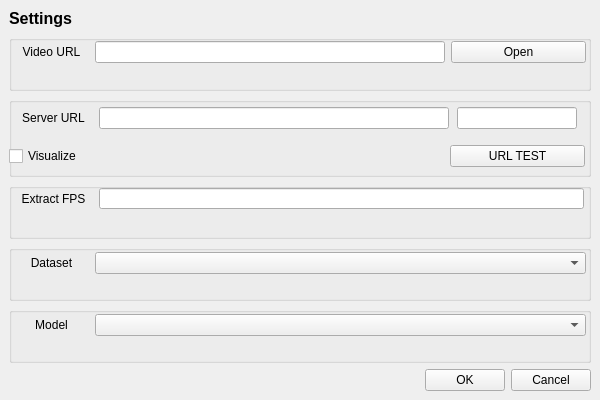
This is UI/SettingsWindow.ui in lsy0882/edge-analysis-module_lsy_lab as Qt 5 draws it before an edit. The edited form follows.
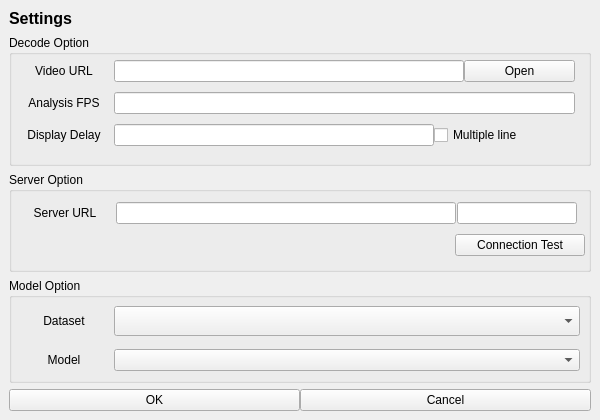
This is the edited form.

Commit message: Add attributes of settings option

Patch:
```diff
--- a/UI/SettingsWindow.ui
+++ b/UI/SettingsWindow.ui
@@ -7,19 +7,19 @@
     <x>0</x>
     <y>0</y>
     <width>600</width>
-    <height>400</height>
+    <height>420</height>
    </rect>
   </property>
   <property name="minimumSize">
    <size>
     <width>600</width>
-    <height>400</height>
+    <height>420</height>
    </size>
   </property>
   <property name="maximumSize">
    <size>
     <width>600</width>
-    <height>400</height>
+    <height>420</height>
    </size>
   </property>
   <property name="windowTitle">
@@ -29,46 +29,34 @@
    <property name="minimumSize">
     <size>
      <width>600</width>
-     <height>400</height>
+     <height>420</height>
     </size>
    </property>
    <property name="maximumSize">
     <size>
      <width>600</width>
-     <height>400</height>
+     <height>420</height>
     </size>
    </property>
    <layout class="QGridLayout" name="grid_layout">
-    <item row="8" column="0">
-     <layout class="QHBoxLayout" name="horizontal_layout_button">
-      <item>
-       <spacer name="horizontalSpacer">
-        <property name="orientation">
-         <enum>Qt::Horizontal</enum>
-        </property>
-        <property name="sizeHint" stdset="0">
-         <size>
-          <width>40</width>
-          <height>20</height>
-         </size>
-        </property>
-       </spacer>
-      </item>
-      <item>
-       <widget class="QPushButton" name="button_ok">
-        <property name="text">
-         <string>OK</string>
-        </property>
-       </widget>
-      </item>
-      <item>
-       <widget class="QPushButton" name="button_cancel">
-        <property name="text">
-         <string>Cancel</string>
-        </property>
-       </widget>
-      </item>
-     </layout>
+    <item row="0" column="0">
+     <widget class="QLabel" name="label">
+      <property name="minimumSize">
+       <size>
+        <width>0</width>
+        <height>20</height>
+       </size>
+      </property>
+      <property name="maximumSize">
+       <size>
+        <width>16777215</width>
+        <height>20</height>
+       </size>
+      </property>
+      <property name="text">
+       <string>&lt;html&gt;&lt;head/&gt;&lt;body&gt;&lt;p&gt;&lt;span style=&quot; font-size:12pt; font-weight:600;&quot;&gt;Settings&lt;/span&gt;&lt;/p&gt;&lt;/body&gt;&lt;/html&gt;</string>
+      </property>
+     </widget>
     </item>
     <item row="2" column="0">
      <widget class="QGroupBox" name="group_box_server_url">
@@ -81,24 +69,30 @@
       <property name="maximumSize">
        <size>
         <width>16777215</width>
-        <height>80</height>
+        <height>100</height>
        </size>
       </property>
       <property name="title">
-       <string/>
+       <string>Server Option</string>
       </property>
       <widget class="QWidget" name="verticalLayoutWidget">
        <property name="geometry">
         <rect>
          <x>0</x>
-         <y>0</y>
+         <y>20</y>
          <width>576</width>
-         <height>75</height>
+         <height>71</height>
         </rect>
        </property>
-       <layout class="QVBoxLayout" name="verticalLayout_5">
+       <layout class="QVBoxLayout" name="vertical_layout_server_option">
+        <property name="spacing">
+         <number>0</number>
+        </property>
         <item>
          <layout class="QHBoxLayout" name="horizontal_layout_server_url">
+          <property name="spacing">
+           <number>0</number>
+          </property>
           <property name="leftMargin">
            <number>5</number>
           </property>
@@ -115,13 +109,13 @@
            <widget class="QLabel" name="label_server_url">
             <property name="minimumSize">
              <size>
-              <width>75</width>
+              <width>100</width>
               <height>0</height>
              </size>
             </property>
             <property name="maximumSize">
              <size>
-              <width>75</width>
+              <width>100</width>
               <height>16777215</height>
              </size>
             </property>
@@ -137,13 +131,13 @@
            <widget class="QLineEdit" name="edit_text_server_url">
             <property name="minimumSize">
              <size>
-              <width>240</width>
+              <width>340</width>
               <height>0</height>
              </size>
             </property>
             <property name="maximumSize">
              <size>
-              <width>350</width>
+              <width>325</width>
               <height>16777215</height>
              </size>
             </property>
@@ -153,7 +147,7 @@
            <widget class="QLineEdit" name="edit_text_server_port">
             <property name="minimumSize">
              <size>
-              <width>100</width>
+              <width>80</width>
               <height>0</height>
              </size>
             </property>
@@ -168,30 +162,39 @@
          </layout>
         </item>
         <item>
-         <layout class="QHBoxLayout" name="horizontalLayout_4">
+         <layout class="QHBoxLayout" name="horizontal_layout_server_option">
+          <property name="spacing">
+           <number>0</number>
+          </property>
           <item>
-           <widget class="QCheckBox" name="check_box_analysis_type">
-            <property name="text">
-             <string>Visualize</string>
+           <spacer name="horizontalSpacer">
+            <property name="orientation">
+             <enum>Qt::Horizontal</enum>
             </property>
-           </widget>
+            <property name="sizeHint" stdset="0">
+             <size>
+              <width>40</width>
+              <height>20</height>
+             </size>
+            </property>
+           </spacer>
           </item>
           <item>
            <widget class="QPushButton" name="button_server_url_test">
             <property name="minimumSize">
              <size>
-              <width>135</width>
+              <width>130</width>
               <height>0</height>
              </size>
             </property>
             <property name="maximumSize">
              <size>
-              <width>135</width>
+              <width>130</width>
               <height>16777215</height>
              </size>
             </property>
             <property name="text">
-             <string>URL TEST</string>
+             <string>Connection Test</string>
             </property>
            </widget>
           </item>
@@ -201,265 +204,349 @@
       </widget>
      </widget>
     </item>
-    <item row="4" column="0">
-     <widget class="QGroupBox" name="group_box_fps">
-      <property name="title">
-       <string/>
-      </property>
-      <widget class="QWidget" name="horizontalLayoutWidget_2">
-       <property name="geometry">
-        <rect>
-         <x>0</x>
-         <y>0</y>
-         <width>582</width>
-         <height>31</height>
-        </rect>
-       </property>
-       <layout class="QHBoxLayout" name="horizontal_layout_fps">
-        <property name="leftMargin">
-         <number>5</number>
-        </property>
-        <property name="topMargin">
-         <number>5</number>
-        </property>
-        <property name="rightMargin">
-         <number>5</number>
-        </property>
-        <property name="bottomMargin">
-         <number>5</number>
-        </property>
-        <item>
-         <widget class="QLabel" name="label_fps">
-          <property name="minimumSize">
-           <size>
-            <width>75</width>
-            <height>0</height>
-           </size>
-          </property>
-          <property name="maximumSize">
-           <size>
-            <width>75</width>
-            <height>16777215</height>
-           </size>
-          </property>
-          <property name="text">
-           <string>Extract FPS</string>
-          </property>
-          <property name="alignment">
-           <set>Qt::AlignCenter</set>
-          </property>
-         </widget>
-        </item>
-        <item>
-         <widget class="QLineEdit" name="edit_text_fps">
-          <property name="maximumSize">
-           <size>
-            <width>485</width>
-            <height>16777215</height>
-           </size>
-          </property>
-         </widget>
-        </item>
-       </layout>
-      </widget>
-     </widget>
-    </item>
-    <item row="0" column="0">
-     <widget class="QLabel" name="label">
-      <property name="minimumSize">
-       <size>
-        <width>0</width>
-        <height>20</height>
-       </size>
-      </property>
-      <property name="maximumSize">
-       <size>
-        <width>16777215</width>
-        <height>20</height>
-       </size>
-      </property>
-      <property name="text">
-       <string>&lt;html&gt;&lt;head/&gt;&lt;body&gt;&lt;p&gt;&lt;span style=&quot; font-size:12pt; font-weight:600;&quot;&gt;Settings&lt;/span&gt;&lt;/p&gt;&lt;/body&gt;&lt;/html&gt;</string>
-      </property>
-     </widget>
-    </item>
-    <item row="1" column="0">
-     <widget class="QGroupBox" name="group_box_video_url">
-      <property name="title">
-       <string/>
-      </property>
-      <widget class="QWidget" name="horizontalLayoutWidget">
-       <property name="geometry">
-        <rect>
-         <x>0</x>
-         <y>0</y>
-         <width>582</width>
-         <height>34</height>
-        </rect>
-       </property>
-       <layout class="QHBoxLayout" name="horizontal_layout_video_url">
-        <property name="leftMargin">
-         <number>5</number>
-        </property>
-        <property name="topMargin">
-         <number>5</number>
-        </property>
-        <property name="rightMargin">
-         <number>5</number>
-        </property>
-        <property name="bottomMargin">
-         <number>5</number>
-        </property>
-        <item>
-         <widget class="QLabel" name="label_video_url">
-          <property name="minimumSize">
-           <size>
-            <width>75</width>
-            <height>0</height>
-           </size>
-          </property>
-          <property name="maximumSize">
-           <size>
-            <width>75</width>
-            <height>16777215</height>
-           </size>
-          </property>
-          <property name="text">
-           <string>Video URL</string>
-          </property>
-          <property name="alignment">
-           <set>Qt::AlignCenter</set>
-          </property>
-         </widget>
-        </item>
-        <item>
-         <widget class="QLineEdit" name="edit_text_video_url">
-          <property name="maximumSize">
-           <size>
-            <width>350</width>
-            <height>16777215</height>
-           </size>
-          </property>
-         </widget>
-        </item>
-        <item>
-         <widget class="QPushButton" name="button_open">
-          <property name="text">
-           <string>Open</string>
-          </property>
-         </widget>
-        </item>
-       </layout>
-      </widget>
-     </widget>
-    </item>
-    <item row="5" column="0">
-     <widget class="QGroupBox" name="group_box_dataset">
-      <property name="title">
-       <string/>
-      </property>
-      <widget class="QWidget" name="horizontalLayoutWidget_3">
-       <property name="geometry">
-        <rect>
-         <x>0</x>
-         <y>0</y>
-         <width>582</width>
-         <height>36</height>
-        </rect>
-       </property>
-       <layout class="QHBoxLayout" name="horizontal_layout_dataset">
-        <property name="leftMargin">
-         <number>5</number>
-        </property>
-        <property name="topMargin">
-         <number>5</number>
-        </property>
-        <property name="rightMargin">
-         <number>5</number>
-        </property>
-        <property name="bottomMargin">
-         <number>5</number>
-        </property>
-        <item>
-         <widget class="QLabel" name="label_dataset">
-          <property name="minimumSize">
-           <size>
-            <width>75</width>
-            <height>0</height>
-           </size>
-          </property>
-          <property name="maximumSize">
-           <size>
-            <width>75</width>
-            <height>16777215</height>
-           </size>
-          </property>
-          <property name="text">
-           <string>Dataset</string>
-          </property>
-          <property name="alignment">
-           <set>Qt::AlignCenter</set>
-          </property>
-         </widget>
-        </item>
-        <item>
-         <widget class="QComboBox" name="combo_box_dataset"/>
-        </item>
-       </layout>
-      </widget>
-     </widget>
-    </item>
     <item row="6" column="0">
-     <widget class="QGroupBox" name="group_box_model">
+     <layout class="QHBoxLayout" name="horizontalLayout">
+      <property name="spacing">
+       <number>0</number>
+      </property>
+      <property name="sizeConstraint">
+       <enum>QLayout::SetMinimumSize</enum>
+      </property>
+      <item>
+       <widget class="QPushButton" name="button_ok">
+        <property name="text">
+         <string>OK</string>
+        </property>
+       </widget>
+      </item>
+      <item>
+       <widget class="QPushButton" name="button_cancel">
+        <property name="text">
+         <string>Cancel</string>
+        </property>
+       </widget>
+      </item>
+     </layout>
+    </item>
+    <item row="1" column="0">
+     <widget class="QGroupBox" name="group_box_decode_option">
+      <property name="maximumSize">
+       <size>
+        <width>16777215</width>
+        <height>150</height>
+       </size>
+      </property>
       <property name="title">
-       <string/>
+       <string>Decode Option</string>
       </property>
-      <widget class="QWidget" name="horizontalLayoutWidget_4">
+      <widget class="QWidget" name="verticalLayoutWidget_2">
        <property name="geometry">
         <rect>
          <x>0</x>
-         <y>0</y>
-         <width>582</width>
-         <height>36</height>
+         <y>20</y>
+         <width>571</width>
+         <height>98</height>
         </rect>
        </property>
-       <layout class="QHBoxLayout" name="horizontal_layout_model">
-        <property name="leftMargin">
-         <number>5</number>
+       <layout class="QVBoxLayout" name="vertical_layout_decode_option">
+        <property name="spacing">
+         <number>0</number>
         </property>
-        <property name="topMargin">
-         <number>5</number>
+        <item>
+         <layout class="QHBoxLayout" name="horizontal_layout_video_url">
+          <property name="spacing">
+           <number>-1</number>
+          </property>
+          <property name="leftMargin">
+           <number>5</number>
+          </property>
+          <property name="topMargin">
+           <number>5</number>
+          </property>
+          <property name="rightMargin">
+           <number>5</number>
+          </property>
+          <property name="bottomMargin">
+           <number>5</number>
+          </property>
+          <item>
+           <widget class="QLabel" name="label_video_url">
+            <property name="minimumSize">
+             <size>
+              <width>100</width>
+              <height>0</height>
+             </size>
+            </property>
+            <property name="maximumSize">
+             <size>
+              <width>100</width>
+              <height>16777215</height>
+             </size>
+            </property>
+            <property name="text">
+             <string>Video URL</string>
+            </property>
+            <property name="alignment">
+             <set>Qt::AlignCenter</set>
+            </property>
+           </widget>
+          </item>
+          <item>
+           <widget class="QLineEdit" name="edit_text_video_url">
+            <property name="maximumSize">
+             <size>
+              <width>350</width>
+              <height>16777215</height>
+             </size>
+            </property>
+           </widget>
+          </item>
+          <item>
+           <widget class="QPushButton" name="button_open">
+            <property name="text">
+             <string>Open</string>
+            </property>
+           </widget>
+          </item>
+         </layout>
+        </item>
+        <item>
+         <layout class="QHBoxLayout" name="horizontal_layout_fps">
+          <property name="spacing">
+           <number>-1</number>
+          </property>
+          <property name="leftMargin">
+           <number>5</number>
+          </property>
+          <property name="topMargin">
+           <number>5</number>
+          </property>
+          <property name="rightMargin">
+           <number>5</number>
+          </property>
+          <property name="bottomMargin">
+           <number>5</number>
+          </property>
+          <item>
+           <widget class="QLabel" name="label_fps">
+            <property name="minimumSize">
+             <size>
+              <width>100</width>
+              <height>0</height>
+             </size>
+            </property>
+            <property name="maximumSize">
+             <size>
+              <width>100</width>
+              <height>16777215</height>
+             </size>
+            </property>
+            <property name="text">
+             <string>Analysis FPS</string>
+            </property>
+            <property name="alignment">
+             <set>Qt::AlignCenter</set>
+            </property>
+           </widget>
+          </item>
+          <item>
+           <widget class="QLineEdit" name="edit_text_fps">
+            <property name="maximumSize">
+             <size>
+              <width>485</width>
+              <height>16777215</height>
+             </size>
+            </property>
+           </widget>
+          </item>
+         </layout>
+        </item>
+        <item>
+         <layout class="QHBoxLayout" name="horizontal_layout_display_option">
+          <property name="spacing">
+           <number>-1</number>
+          </property>
+          <property name="leftMargin">
+           <number>5</number>
+          </property>
+          <property name="topMargin">
+           <number>5</number>
+          </property>
+          <property name="rightMargin">
+           <number>5</number>
+          </property>
+          <property name="bottomMargin">
+           <number>5</number>
+          </property>
+          <item>
+           <widget class="QLabel" name="label_display_delay">
+            <property name="minimumSize">
+             <size>
+              <width>100</width>
+              <height>0</height>
+             </size>
+            </property>
+            <property name="maximumSize">
+             <size>
+              <width>100</width>
+              <height>16777215</height>
+             </size>
+            </property>
+            <property name="text">
+             <string>Display Delay</string>
+            </property>
+            <property name="alignment">
+             <set>Qt::AlignCenter</set>
+            </property>
+           </widget>
+          </item>
+          <item>
+           <widget class="QLineEdit" name="edit_text_display_delay">
+            <property name="maximumSize">
+             <size>
+              <width>320</width>
+              <height>16777215</height>
+             </size>
+            </property>
+           </widget>
+          </item>
+          <item>
+           <widget class="QCheckBox" name="check_box_table_row_type">
+            <property name="maximumSize">
+             <size>
+              <width>180</width>
+              <height>16777215</height>
+             </size>
+            </property>
+            <property name="text">
+             <string>Multiple line</string>
+            </property>
+           </widget>
+          </item>
+         </layout>
+        </item>
+       </layout>
+      </widget>
+     </widget>
+    </item>
+    <item row="3" column="0">
+     <widget class="QGroupBox" name="group_box_model_option">
+      <property name="maximumSize">
+       <size>
+        <width>16777215</width>
+        <height>105</height>
+       </size>
+      </property>
+      <property name="title">
+       <string>Model Option</string>
+      </property>
+      <widget class="QWidget" name="verticalLayoutWidget_3">
+       <property name="geometry">
+        <rect>
+         <x>0</x>
+         <y>20</y>
+         <width>576</width>
+         <height>82</height>
+        </rect>
+       </property>
+       <layout class="QVBoxLayout" name="vertical_layout_model_option">
+        <property name="spacing">
+         <number>0</number>
         </property>
-        <property name="rightMargin">
-         <number>5</number>
-        </property>
-        <property name="bottomMargin">
-         <number>5</number>
-        </property>
         <item>
-         <widget class="QLabel" name="label_model">
-          <property name="minimumSize">
-           <size>
-            <width>75</width>
-            <height>0</height>
-           </size>
+         <layout class="QHBoxLayout" name="horizontal_layout_dataset">
+          <property name="spacing">
+           <number>0</number>
           </property>
-          <property name="maximumSize">
-           <size>
-            <width>75</width>
-            <height>16777215</height>
-           </size>
+          <property name="leftMargin">
+           <number>5</number>
           </property>
-          <property name="text">
-           <string>Model</string>
+          <property name="topMargin">
+           <number>5</number>
           </property>
-          <property name="alignment">
-           <set>Qt::AlignCenter</set>
+          <property name="rightMargin">
+           <number>5</number>
           </property>
-         </widget>
+          <property name="bottomMargin">
+           <number>5</number>
+          </property>
+          <item>
+           <widget class="QLabel" name="label_dataset">
+            <property name="minimumSize">
+             <size>
+              <width>100</width>
+              <height>0</height>
+             </size>
+            </property>
+            <property name="maximumSize">
+             <size>
+              <width>100</width>
+              <height>30</height>
+             </size>
+            </property>
+            <property name="text">
+             <string>Dataset</string>
+            </property>
+            <property name="alignment">
+             <set>Qt::AlignCenter</set>
+            </property>
+           </widget>
+          </item>
+          <item>
+           <widget class="QComboBox" name="combo_box_dataset">
+            <property name="maximumSize">
+             <size>
+              <width>16777215</width>
+              <height>30</height>
+             </size>
+            </property>
+           </widget>
+          </item>
+         </layout>
         </item>
         <item>
-         <widget class="QComboBox" name="combo_box_model"/>
+         <layout class="QHBoxLayout" name="horizontal_layout_model">
+          <property name="spacing">
+           <number>0</number>
+          </property>
+          <property name="leftMargin">
+           <number>5</number>
+          </property>
+          <property name="topMargin">
+           <number>5</number>
+          </property>
+          <property name="rightMargin">
+           <number>5</number>
+          </property>
+          <property name="bottomMargin">
+           <number>5</number>
+          </property>
+          <item>
+           <widget class="QLabel" name="label_model">
+            <property name="minimumSize">
+             <size>
+              <width>100</width>
+              <height>0</height>
+             </size>
+            </property>
+            <property name="maximumSize">
+             <size>
+              <width>100</width>
+              <height>16777215</height>
+             </size>
+            </property>
+            <property name="text">
+             <string>Model</string>
+            </property>
+            <property name="alignment">
+             <set>Qt::AlignCenter</set>
+            </property>
+           </widget>
+          </item>
+          <item>
+           <widget class="QComboBox" name="combo_box_model"/>
+          </item>
+         </layout>
         </item>
        </layout>
       </widget>
```
Left out of the diff: 7 changed lines with no effect on the pictures. The commit also changes 2 other files.
